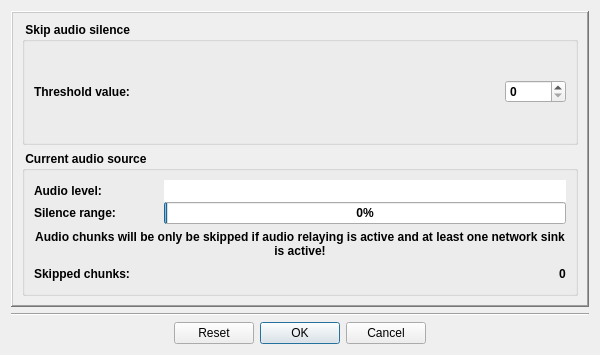
Old version of the form Homer/forms/Dialogs/ConfigurationAudioSilenceDialog.ui in the repository Homer-Conferencing/Homer-Conferencing.
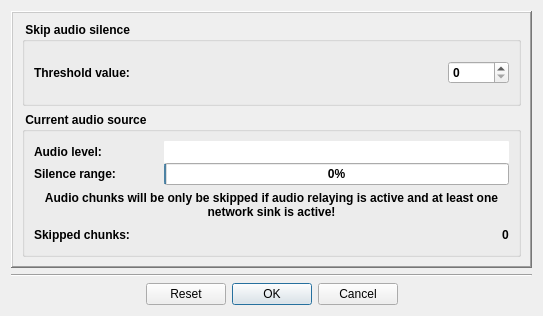
New version of the form.

Commit message: - fixed: GUI layout/sizes - added: translation update

```diff
--- a/Homer/forms/Dialogs/ConfigurationAudioSilenceDialog.ui
+++ b/Homer/forms/Dialogs/ConfigurationAudioSilenceDialog.ui
@@ -6,8 +6,8 @@
    <rect>
     <x>0</x>
     <y>0</y>
-    <width>600</width>
-    <height>355</height>
+    <width>543</width>
+    <height>316</height>
    </rect>
   </property>
   <property name="windowTitle">
```
The commit also changes 5 other files.
